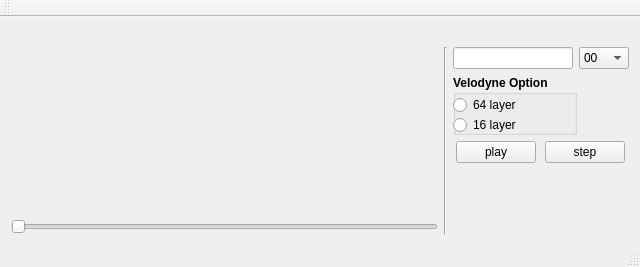
Before: the Qt Designer form src/MainWindow.ui in youngsikshin/kitti_player, drawn with Qt 5.
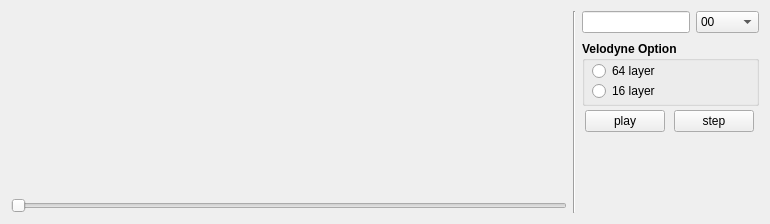
After: the same form once the commit is applied.

The edit to the form file:
```diff
--- a/src/MainWindow.ui
+++ b/src/MainWindow.ui
@@ -6,8 +6,8 @@
    <rect>
     <x>0</x>
     <y>0</y>
-    <width>640</width>
-    <height>267</height>
+    <width>770</width>
+    <height>224</height>
    </rect>
   </property>
   <property name="sizePolicy">
@@ -19,6 +19,9 @@
   <property name="windowTitle">
    <string>KITTI Player</string>
   </property>
+  <property name="styleSheet">
+   <string notr="true"/>
+  </property>
   <widget class="QWidget" name="centralWidget">
    <property name="sizePolicy">
     <sizepolicy hsizetype="Fixed" vsizetype="Fixed">
@@ -29,30 +32,21 @@
    <layout class="QHBoxLayout" name="horizontalLayout">
     <item>
      <layout class="QVBoxLayout" name="verticalLayout">
-      <item>
-       <widget class="QLabel" name="pathLabel">
-        <property name="sizePolicy">
-         <sizepolicy hsizetype="Preferred" vsizetype="Fixed">
-          <horstretch>0</horstretch>
-          <verstretch>0</verstretch>
-         </sizepolicy>
-        </property>
-        <property name="font">
-         <font>
-          <pointsize>8</pointsize>
-         </font>
-        </property>
-        <property name="text">
-         <string/>
-        </property>
-       </widget>
-      </item>
+      <property name="spacing">
+       <number>0</number>
+      </property>
       <item>
        <layout class="QHBoxLayout" name="horizontalLayout_5">
         <item>
          <layout class="QVBoxLayout" name="verticalLayout_3">
           <item>
            <widget class="QLabel" name="imageLabel">
+            <property name="sizePolicy">
+             <sizepolicy hsizetype="Expanding" vsizetype="Preferred">
+              <horstretch>0</horstretch>
+              <verstretch>0</verstretch>
+             </sizepolicy>
+            </property>
             <property name="text">
              <string/>
             </property>
@@ -97,7 +91,7 @@
               </property>
               <property name="minimumSize">
                <size>
-                <width>120</width>
+                <width>0</width>
                 <height>0</height>
                </size>
               </property>
@@ -119,7 +113,7 @@
               </property>
               <property name="minimumSize">
                <size>
-                <width>50</width>
+                <width>63</width>
                 <height>0</height>
                </size>
               </property>
@@ -246,7 +240,7 @@
           <item>
            <widget class="QGroupBox" name="groupBox">
             <property name="sizePolicy">
-             <sizepolicy hsizetype="Fixed" vsizetype="Fixed">
+             <sizepolicy hsizetype="Preferred" vsizetype="Preferred">
               <horstretch>0</horstretch>
               <verstretch>0</verstretch>
              </sizepolicy>
@@ -254,7 +248,7 @@
             <property name="minimumSize">
              <size>
               <width>0</width>
-              <height>60</height>
+              <height>65</height>
              </size>
             </property>
             <property name="maximumSize">
@@ -278,7 +272,7 @@
             <widget class="QRadioButton" name="layerSelector64">
              <property name="geometry">
               <rect>
-               <x>0</x>
+               <x>10</x>
                <y>20</y>
                <width>100</width>
                <height>20</height>
@@ -293,11 +287,17 @@
              <property name="text">
               <string>64 layer</string>
              </property>
+             <property name="iconSize">
+              <size>
+               <width>12</width>
+               <height>12</height>
+              </size>
+             </property>
             </widget>
             <widget class="QRadioButton" name="layerSelector16">
              <property name="geometry">
               <rect>
-               <x>0</x>
+               <x>10</x>
                <y>40</y>
                <width>100</width>
                <height>20</height>
@@ -312,6 +312,12 @@
              <property name="text">
               <string>16 layer</string>
              </property>
+             <property name="iconSize">
+              <size>
+               <width>12</width>
+               <height>12</height>
+              </size>
+             </property>
             </widget>
            </widget>
           </item>
@@ -325,6 +331,18 @@
                 <verstretch>0</verstretch>
                </sizepolicy>
               </property>
+              <property name="minimumSize">
+               <size>
+                <width>80</width>
+                <height>0</height>
+               </size>
+              </property>
+              <property name="baseSize">
+               <size>
+                <width>0</width>
+                <height>0</height>
+               </size>
+              </property>
               <property name="text">
                <string>play</string>
               </property>
@@ -338,6 +356,12 @@
                 <verstretch>0</verstretch>
                </sizepolicy>
               </property>
+              <property name="minimumSize">
+               <size>
+                <width>80</width>
+                <height>0</height>
+               </size>
+              </property>
               <property name="text">
                <string>step</string>
               </property>
@@ -353,11 +377,32 @@
             <property name="sizeHint" stdset="0">
              <size>
               <width>20</width>
-              <height>40</height>
+              <height>20</height>
              </size>
             </property>
            </spacer>
           </item>
+          <item>
+           <widget class="QLabel" name="pathLabel">
+            <property name="sizePolicy">
+             <sizepolicy hsizetype="Preferred" vsizetype="Fixed">
+              <horstretch>0</horstretch>
+              <verstretch>0</verstretch>
+             </sizepolicy>
+            </property>
+            <property name="font">
+             <font>
+              <pointsize>8</pointsize>
+             </font>
+            </property>
+            <property name="text">
+             <string/>
+            </property>
+            <property name="alignment">
+             <set>Qt::AlignRight|Qt::AlignTrailing|Qt::AlignVCenter</set>
+            </property>
+           </widget>
+          </item>
          </layout>
         </item>
        </layout>
@@ -376,15 +421,6 @@
     </rect>
    </property>
   </widget>
-  <widget class="QStatusBar" name="statusBar"/>
-  <widget class="QToolBar" name="mainToolBar">
-   <attribute name="toolBarArea">
-    <enum>TopToolBarArea</enum>
-   </attribute>
-   <attribute name="toolBarBreak">
-    <bool>false</bool>
-   </attribute>
-  </widget>
  </widget>
  <layoutdefault spacing="6" margin="11"/>
  <resources/>
```
Left out of the diff: 2 changed lines with no effect on the pictures.
